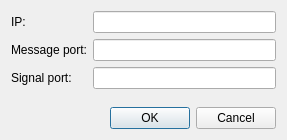
Shisius/Neuroslave, file SignalDisplay/SignalDisplay/dialogconnectionsettings.ui: the form before one commit.
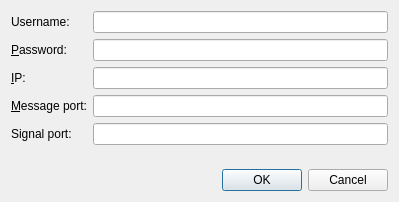
The form after the commit.

The edit to the form file:
```diff
--- a/SignalDisplay/SignalDisplay/dialogconnectionsettings.ui
+++ b/SignalDisplay/SignalDisplay/dialogconnectionsettings.ui
@@ -6,8 +6,8 @@
    <rect>
     <x>0</x>
     <y>0</y>
-    <width>287</width>
-    <height>140</height>
+    <width>399</width>
+    <height>202</height>
    </rect>
   </property>
   <property name="windowTitle">
@@ -16,42 +16,65 @@
   <layout class="QVBoxLayout" name="verticalLayout">
    <item>
     <layout class="QFormLayout" name="formLayout">
-     <item row="0" column="0">
+     <item row="2" column="0">
       <widget class="QLabel" name="label">
        <property name="text">
-        <string>IP:</string>
+        <string>&amp;IP:</string>
        </property>
        <property name="buddy">
         <cstring>le_ip</cstring>
        </property>
       </widget>
      </item>
-     <item row="0" column="1">
+     <item row="2" column="1">
       <widget class="QLineEdit" name="le_ip"/>
      </item>
-     <item row="1" column="0">
+     <item row="3" column="0">
       <widget class="QLabel" name="lbl_port_msg">
        <property name="text">
-        <string>Message port:</string>
+        <string>&amp;Message port:</string>
        </property>
        <property name="buddy">
         <cstring>le_port_msg</cstring>
        </property>
       </widget>
      </item>
-     <item row="1" column="1">
+     <item row="3" column="1">
       <widget class="QLineEdit" name="le_port_msg"/>
      </item>
-     <item row="2" column="0">
+     <item row="4" column="0">
       <widget class="QLabel" name="lbl_port_sig">
        <property name="text">
-        <string>Signal port:</string>
+        <string>&lt;html&gt;&lt;head/&gt;&lt;body&gt;&lt;p&gt;Signal port:&lt;/p&gt;&lt;/body&gt;&lt;/html&gt;</string>
        </property>
       </widget>
      </item>
-     <item row="2" column="1">
+     <item row="4" column="1">
       <widget class="QLineEdit" name="le_port_sig"/>
      </item>
+     <item row="0" column="0">
+      <widget class="QLabel" name="lbl_username">
+       <property name="text">
+        <string>Username:</string>
+       </property>
+      </widget>
+     </item>
+     <item row="0" column="1">
+      <widget class="QLineEdit" name="le_username"/>
+     </item>
+     <item row="1" column="0">
+      <widget class="QLabel" name="lbl_password">
+       <property name="text">
+        <string>&amp;Password:</string>
+       </property>
+       <property name="buddy">
+        <cstring>le_password</cstring>
+       </property>
+      </widget>
+     </item>
+     <item row="1" column="1">
+      <widget class="QLineEdit" name="le_password"/>
+     </item>
     </layout>
    </item>
    <item>
```
Left out of the diff: 3 changed lines with no effect on the pictures.
